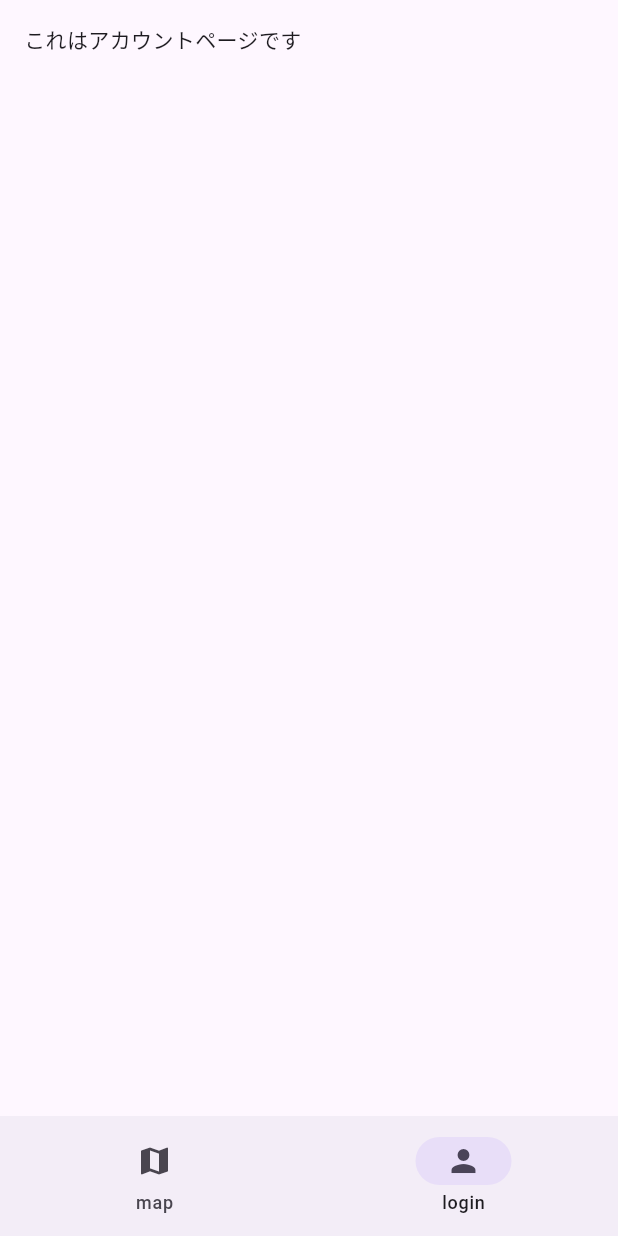
After one commit to koheiterajima-bs/shop_map, a Flutter app: the AccountPage screen opened by its route, on a phone screen of 412 x 824 dp. The commit adds this screen. Run offline on Flutter 3.47's test engine with Material 3 defaults, Android fonts, the light colour scheme and no system bars; our stand-ins replace flutter_riverpod, geolocator, go_router, google_maps_flutter.

Commit message:
12/11 14:00

```diff
--- a/frontend/lib/main.dart
+++ b/frontend/lib/main.dart
@@ -3,6 +3,7 @@ import 'package:go_router/go_router.dart';
 import 'src/screens/login.dart';
 import 'src/screens/map.dart';
 import 'src/screens/signup.dart';
+import 'src/screens/account.dart';
 import 'package:flutter_riverpod/flutter_riverpod.dart';
 import 'src/bottom_menu.dart';
 
@@ -56,6 +57,11 @@ GoRouter router() {
                       path: 'signup',
                       builder: (context, state) => SignUpPage(),
                     ),
+                    // accountページのネスト
+                    GoRoute(
+                      path: 'account',
+                      builder: (context, state) => AccountPage(),
+                    ),
                   ],
                 ),
               ],
--- /dev/null
+++ b/frontend/lib/src/screens/account.dart
@@ -0,0 +1,14 @@
+import 'package:flutter/material.dart';
+
+// アカウントページ表示
+class AccountPage extends StatelessWidget {
+  @override
+  Widget build(BuildContext context) {
+    return Scaffold(
+      body: Padding(
+        padding: EdgeInsets.all(16.0),
+        child: Text('これはアカウントページです'),
+      ),
+    );
+  }
+}
```
Also changed, not shown: 2 other files.
